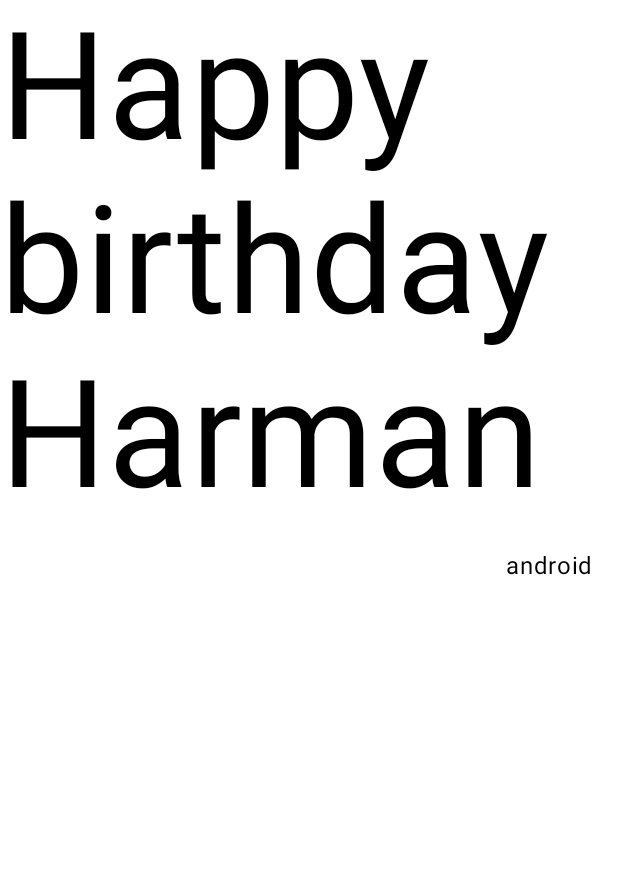
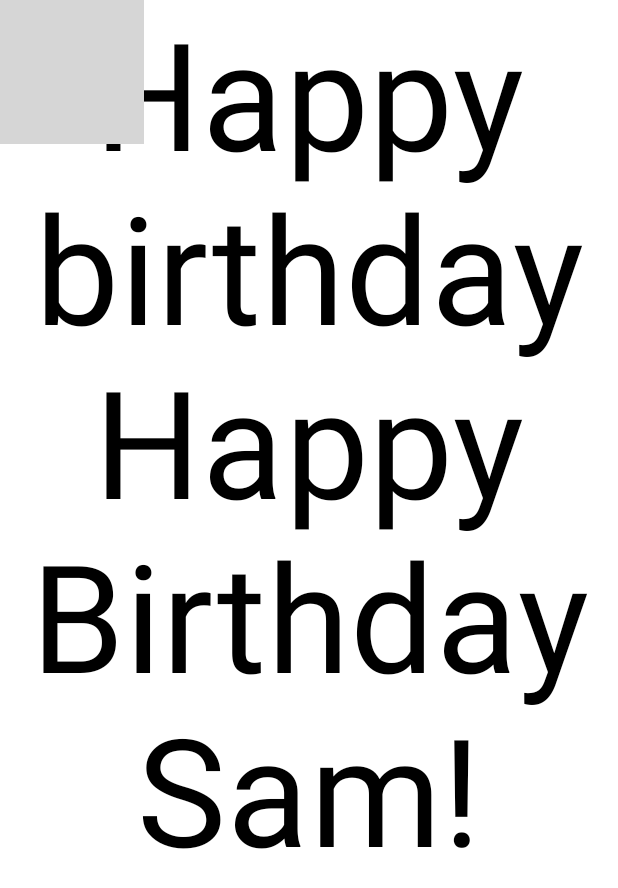
Before and after one commit to abdultanveer/harman, an Android app built with Jetpack Compose: the @Preview function BirthdayCardPreview, on a phone screen of 412 x 824 dp. Shown: the top 888 px of the screen. Run offline under Robolectric (Android 15) with nearby library versions, the phone set to English and light mode, and no system bars; grey boxes are pictures that could not be loaded.

Commit message:
birthday message with images-box

```diff
--- a/app/src/main/java/com/example/harman/MainActivity.kt
+++ b/app/src/main/java/com/example/harman/MainActivity.kt
@@ -4,7 +4,9 @@ import android.os.Bundle
 import androidx.activity.ComponentActivity
 import androidx.activity.compose.setContent
 import androidx.activity.enableEdgeToEdge
+import androidx.compose.foundation.Image
 import androidx.compose.foundation.layout.Arrangement
+import androidx.compose.foundation.layout.Box
 import androidx.compose.foundation.layout.Column
 import androidx.compose.foundation.layout.Row
 import androidx.compose.foundation.layout.fillMaxSize
@@ -16,6 +18,10 @@ import androidx.compose.material3.Text
 import androidx.compose.runtime.Composable
 import androidx.compose.ui.Alignment
 import androidx.compose.ui.Modifier
+import androidx.compose.ui.layout.ContentScale
+import androidx.compose.ui.res.painterResource
+import androidx.compose.ui.res.stringResource
+import androidx.compose.ui.text.style.TextAlign
 import androidx.compose.ui.tooling.preview.Preview
 import androidx.compose.ui.unit.dp
 import androidx.compose.ui.unit.sp
@@ -46,11 +52,13 @@ fun GreetingText(message: String, from:String,modifier: Modifier = Modifier) {
         verticalArrangement = Arrangement.Center,
     )  {
         Text(
-            text = "Happy birthday " + message, modifier = modifier,
+            text = stringResource(R.string.greeting) + message, modifier = modifier,
             fontSize = 100.sp,
             lineHeight = 116.sp,
+            textAlign = TextAlign.Center
+
         )
-        Text(text = from,
+        Text(text = stringResource(id = R.string.signature_text),
             modifier = Modifier
                 .padding(16.dp)
                 .align(alignment = Alignment.End))
@@ -59,10 +67,38 @@ fun GreetingText(message: String, from:String,modifier: Modifier = Modifier) {
 
 }
 
+@Composable
+fun GreetingImage(message: String, from: String, modifier: Modifier = Modifier) {
+    val image = painterResource(R.drawable.androidparty)
+
+    Box {
+        Image(
+            contentScale = ContentScale.Crop,
+            alpha = 0.5F,
+
+            painter = image,
+            contentDescription = null
+        )
+        GreetingText(
+            message = message,
+            from = from,
+            modifier = Modifier
+                .fillMaxSize()
+                .padding(8.dp)
+        )
+    }
+
+}
+
+
+
 @Preview(showBackground = true)
 @Composable
 fun BirthdayCardPreview() {
     HarmanTheme {
-    GreetingText(message = "Harman","android")
+        GreetingImage(
+            message = "Happy Birthday Sam!",
+            from = "From Emma"
+        )
     }
 }
--- a/app/src/main/res/values/strings.xml
+++ b/app/src/main/res/values/strings.xml
@@ -1,3 +1,6 @@
 <resources>
     <string name="app_name">harman</string>
+    <string name="greeting">"Happy birthday "</string>
+    <string name="signature_text">From Emma</string>
+
 </resources>
```
